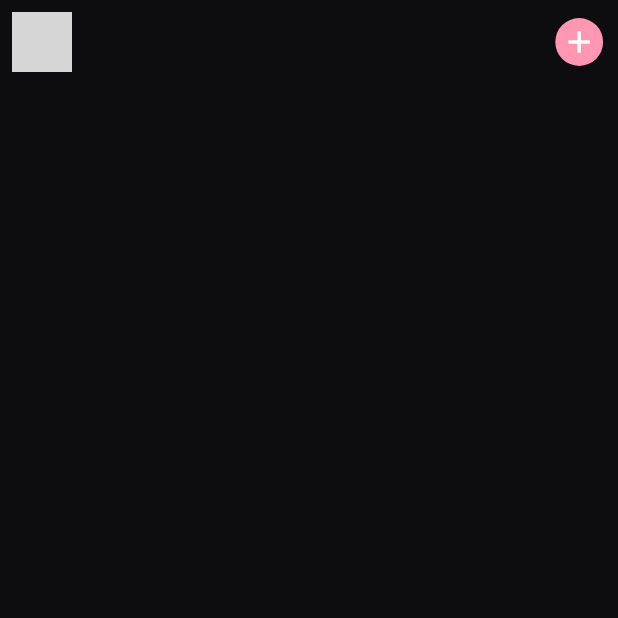
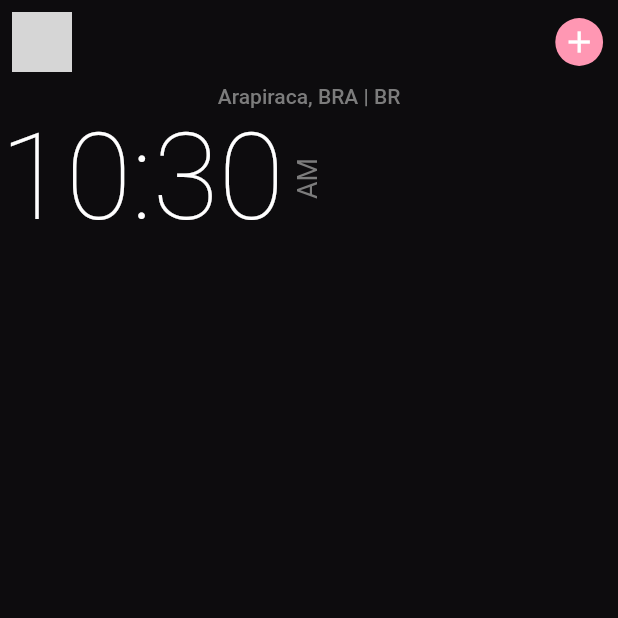
Before and after one commit to Leonardo1952/analogico_clock_dark_and_light, a Flutter app: the screen it shows after launch, on a phone screen of 412 x 824 dp, the top half of it. Run offline on Flutter 3.47's test engine with Material 2 defaults, Android fonts, the phone set to English and light mode, and no system bars; our stand-ins replace flutter_svg, google_fonts; grey boxes are pictures that could not be loaded.

Commit message:
digital clock

```diff
--- /dev/null
+++ b/lib/screens/components/body.dart
@@ -0,0 +1,23 @@
+import 'package:flutter/material.dart';
+
+import 'time_in_hour_and_minute.dart';
+
+class Body extends StatelessWidget {
+  const Body({Key? key}) : super(key: key);
+
+  @override
+  Widget build(BuildContext context) {
+    return SizedBox(
+      width: double.infinity,
+      child: Column(
+        children: [
+          Text(
+            "Arapiraca, BRA | BR",
+            style: Theme.of(context).textTheme.bodyText1,
+          ),
+          const TimeInHourAndMinute()
+        ],
+      ),
+    );
+  }
+}
--- /dev/null
+++ b/lib/screens/components/time_in_hour_and_minute.dart
@@ -0,0 +1,51 @@
+import 'dart:async';
+
+import 'package:flutter/material.dart';
+
+import '../../sinze_config.dart';
+
+class TimeInHourAndMinute extends StatefulWidget {
+  const TimeInHourAndMinute({Key? key}) : super(key: key);
+
+  @override
+  _TimeInHourAndMinuteState createState() => _TimeInHourAndMinuteState();
+}
+
+class _TimeInHourAndMinuteState extends State<TimeInHourAndMinute> {
+  TimeOfDay _timeOfDay = TimeOfDay.now();
+  @override
+  void initState() {
+    super.initState();
+    Timer.periodic(Duration(seconds: 1), (timer) {
+      if (_timeOfDay.minute != TimeOfDay.now().minute) {
+        setState(() {
+          _timeOfDay = TimeOfDay.now();
+        });
+      }
+    });
+  }
+
+  Widget build(BuildContext context) {
+    String _period = _timeOfDay.period == DayPeriod.am ? "AM" : "PM";
+    return Row(
+      children: [
+        Text(
+          //if you use _timeOfDay.hour then it will show 20:10like that
+          //But we want 8:10
+          "${_timeOfDay.hourOfPeriod}:${_timeOfDay.minute}",
+          style: Theme.of(context).textTheme.headline1,
+        ),
+        const SizedBox(
+          width: 5,
+        ),
+        RotatedBox(
+          quarterTurns: 3,
+          child: Text(
+            _period,
+            style: TextStyle(fontSize: getProportionateScreenWidth(18)),
+          ),
+        ),
+      ],
+    );
+  }
+}
--- a/lib/screens/home_screeen.dart
+++ b/lib/screens/home_screeen.dart
@@ -1,3 +1,4 @@
+import 'package:analog_clock_light_and_dark_theme/screens/components/body.dart';
 import 'package:analog_clock_light_and_dark_theme/sinze_config.dart';
 import 'package:flutter/material.dart';
 import 'package:flutter_svg/svg.dart';
@@ -9,7 +10,13 @@
   Widget build(BuildContext context) {
     SizeConfig().init(context);
     return Scaffold(
-      appBar: AppBar(
+      appBar: buildAppBar(context),
+      body: const Body(),
+    );
+  }
+
+  AppBar buildAppBar(BuildContext context) {
+    return AppBar(
       leading: IconButton(
         icon: SvgPicture.asset(
           "assets/icons/Settings.svg",
@@ -18,7 +25,6 @@
         onPressed: () {},
       ),
       actions: [buildAddButton(context)],
-      ),
     );
   }
 
```
Lines whose indentation alone changed are shown as unchanged.
